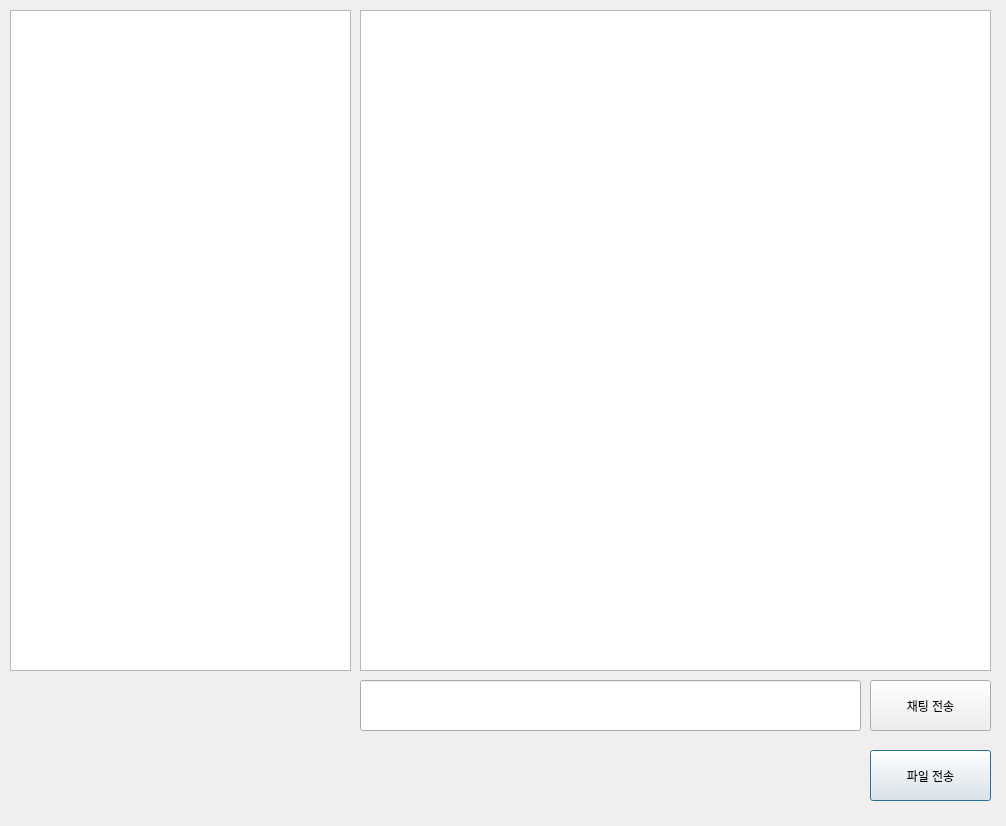
as12sd23/Network2, file test.ui: the form before one commit.
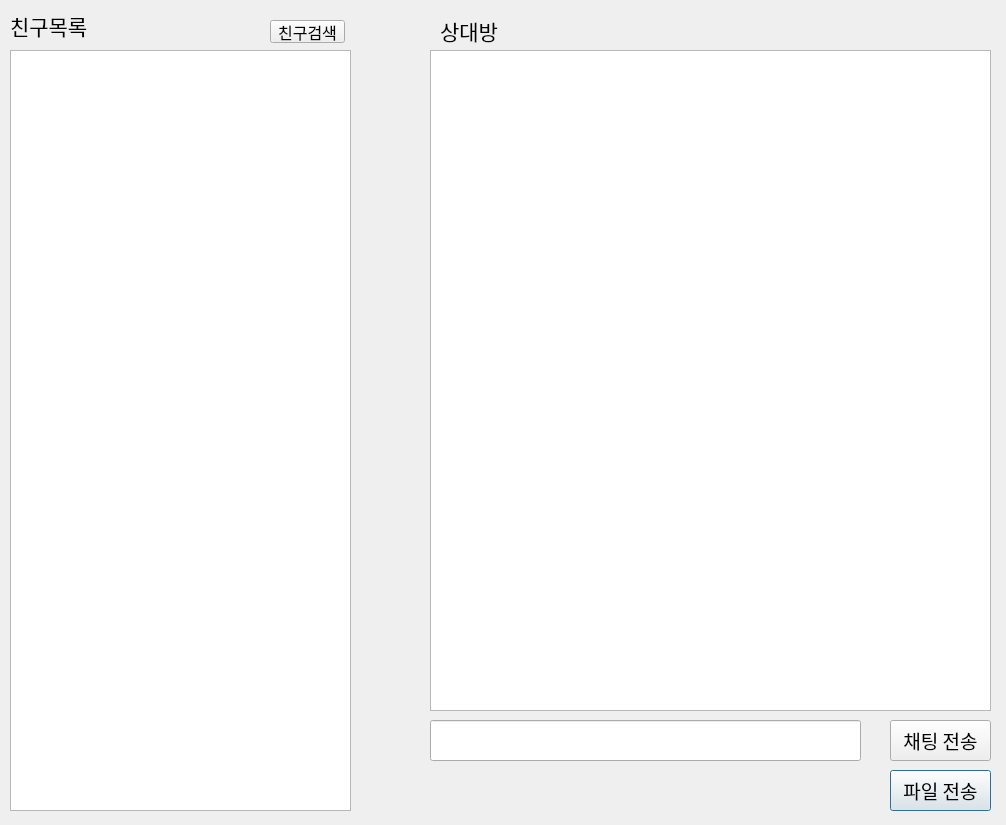
The form after the commit.

Diff of the .ui file:
```diff
--- a/test.ui
+++ b/test.ui
@@ -7,7 +7,7 @@
     <x>0</x>
     <y>0</y>
     <width>1006</width>
-    <height>826</height>
+    <height>825</height>
    </rect>
   </property>
   <property name="windowTitle">
@@ -16,9 +16,9 @@
   <widget class="QPlainTextEdit" name="Chatting_list">
    <property name="geometry">
     <rect>
-     <x>360</x>
-     <y>10</y>
-     <width>631</width>
+     <x>430</x>
+     <y>50</y>
+     <width>561</width>
      <height>661</height>
     </rect>
    </property>
@@ -26,12 +26,18 @@
   <widget class="QPushButton" name="File_Send_Button">
    <property name="geometry">
     <rect>
-     <x>870</x>
-     <y>750</y>
-     <width>121</width>
-     <height>51</height>
+     <x>890</x>
+     <y>770</y>
+     <width>101</width>
+     <height>41</height>
     </rect>
    </property>
+   <property name="font">
+    <font>
+     <family>Agency FB</family>
+     <pointsize>14</pointsize>
+    </font>
+   </property>
    <property name="text">
     <string>파일 전송</string>
    </property>
@@ -39,10 +45,10 @@
   <widget class="QLineEdit" name="Chatting">
    <property name="geometry">
     <rect>
-     <x>360</x>
-     <y>680</y>
-     <width>501</width>
-     <height>51</height>
+     <x>430</x>
+     <y>720</y>
+     <width>431</width>
+     <height>41</height>
     </rect>
    </property>
   </widget>
@@ -50,25 +56,88 @@
    <property name="geometry">
     <rect>
      <x>10</x>
-     <y>10</y>
+     <y>50</y>
      <width>341</width>
-     <height>661</height>
+     <height>761</height>
     </rect>
    </property>
   </widget>
   <widget class="QPushButton" name="Chatting_Send_Button">
    <property name="geometry">
     <rect>
-     <x>870</x>
-     <y>680</y>
-     <width>121</width>
-     <height>51</height>
+     <x>890</x>
+     <y>720</y>
+     <width>101</width>
+     <height>41</height>
     </rect>
    </property>
+   <property name="font">
+    <font>
+     <family>Agency FB</family>
+     <pointsize>14</pointsize>
+    </font>
+   </property>
    <property name="text">
     <string>채팅 전송</string>
    </property>
   </widget>
+  <widget class="QLabel" name="label">
+   <property name="geometry">
+    <rect>
+     <x>10</x>
+     <y>10</y>
+     <width>101</width>
+     <height>31</height>
+    </rect>
+   </property>
+   <property name="font">
+    <font>
+     <family>Agency FB</family>
+     <pointsize>16</pointsize>
+    </font>
+   </property>
+   <property name="text">
+    <string>친구목록</string>
+   </property>
+  </widget>
+  <widget class="QPushButton" name="pushButton">
+   <property name="geometry">
+    <rect>
+     <x>270</x>
+     <y>20</y>
+     <width>75</width>
+     <height>23</height>
+    </rect>
+   </property>
+   <property name="font">
+    <font>
+     <family>Agency FB</family>
+     <pointsize>12</pointsize>
+    </font>
+   </property>
+   <property name="text">
+    <string>친구검색</string>
+   </property>
+  </widget>
+  <widget class="QLabel" name="label_2">
+   <property name="geometry">
+    <rect>
+     <x>440</x>
+     <y>10</y>
+     <width>131</width>
+     <height>41</height>
+    </rect>
+   </property>
+   <property name="font">
+    <font>
+     <family>Agency FB</family>
+     <pointsize>16</pointsize>
+    </font>
+   </property>
+   <property name="text">
+    <string>상대방</string>
+   </property>
+  </widget>
  </widget>
  <resources/>
  <connections/>
```
